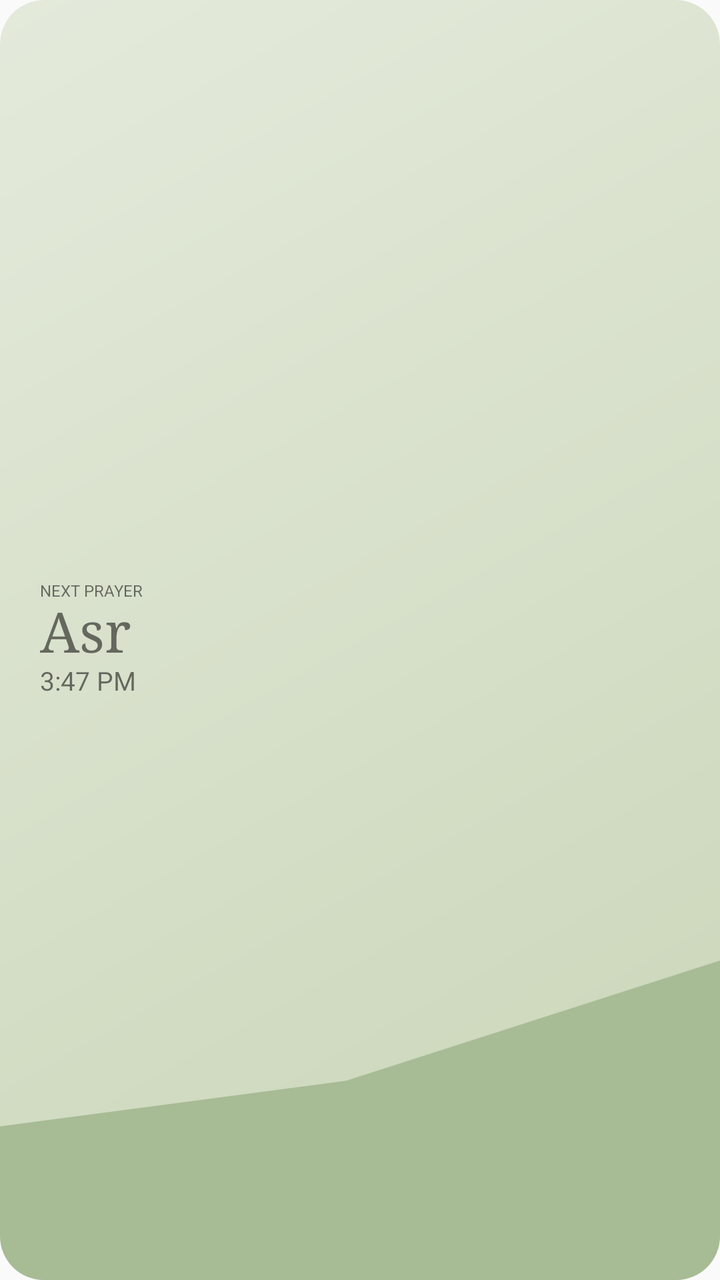
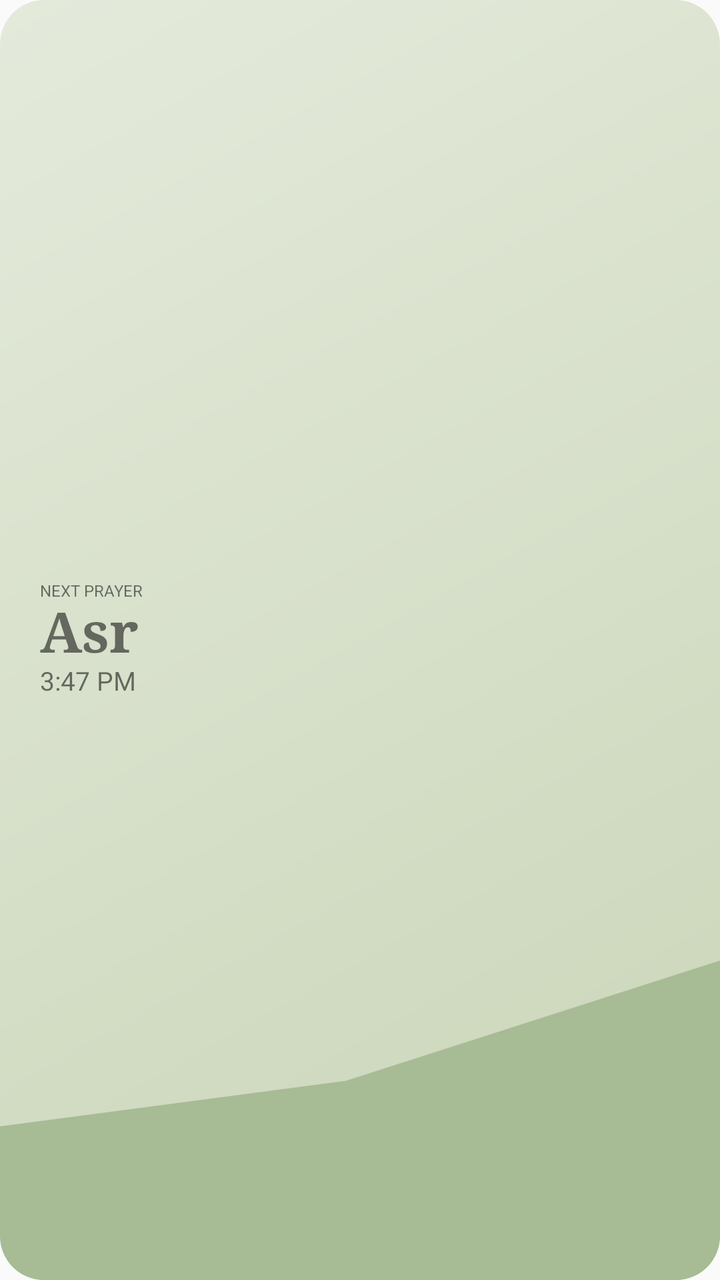

Two renders of the same Android screen: before a commit and after it. Below are the layout's source before the change and the commit's diff.
<!-- AndroidManifest.xml: application theme AppTheme -->
<!-- res/layout/prayer_widget_large.xml -->
<?xml version="1.0" encoding="utf-8"?>
<FrameLayout xmlns:android="http://schemas.android.com/apk/res/android" android:layout_width="match_parent" android:layout_height="match_parent">
 <FrameLayout android:id="@+id/widget_root" android:layout_width="match_parent" android:layout_height="match_parent" android:background="@drawable/widget_asr" android:clipToOutline="true">
  <ImageView android:id="@+id/widget_scene" android:layout_width="match_parent" android:layout_height="match_parent" android:src="@drawable/widget_scene_asr" android:scaleType="centerCrop" android:importantForAccessibility="no" />
  <LinearLayout android:layout_width="match_parent" android:layout_height="match_parent" android:orientation="vertical" android:gravity="start|center_vertical" android:paddingStart="20dp" android:paddingEnd="8dp" android:paddingTop="4dp" android:paddingBottom="4dp">
   <TextView android:id="@+id/widget_label" android:layout_width="match_parent" android:layout_height="wrap_content" android:fontFamily="sans-serif" android:text="NEXT PRAYER" android:gravity="start|center_vertical" android:textSize="8sp" android:includeFontPadding="false" android:maxLines="1" />
   <LinearLayout android:layout_width="match_parent" android:layout_height="wrap_content" android:orientation="horizontal" android:gravity="center_vertical">
    <TextView android:id="@+id/widget_prayer" android:layout_width="wrap_content" android:layout_height="wrap_content" android:layout_marginTop="0dp" android:text="Asr" android:textStyle="normal" android:gravity="start|center_vertical" android:textSize="28sp" android:fontFamily="serif" android:maxLines="1" android:includeFontPadding="false" />
   </LinearLayout>
   <TextView android:id="@+id/widget_time" android:layout_width="match_parent" android:layout_height="wrap_content" android:fontFamily="sans-serif" android:text="3:47 PM" android:gravity="start|center_vertical" android:textSize="13sp" android:maxLines="1" android:includeFontPadding="false" />
   <Chronometer android:id="@+id/widget_countdown" android:layout_width="match_parent" android:layout_height="wrap_content" android:layout_marginTop="0dp" android:textSize="8sp" android:format="In %s" android:visibility="gone" android:maxLines="1" android:includeFontPadding="false" />
   <TextView android:id="@+id/widget_location" android:layout_width="wrap_content" android:layout_height="wrap_content" android:visibility="gone" />
   <TextView android:id="@+id/widget_reflection" android:layout_width="wrap_content" android:layout_height="wrap_content" android:visibility="gone" />
  </LinearLayout>
 </FrameLayout>
</FrameLayout>
<!-- resources referenced by this layout -->
<resources>
  <!-- drawable widget_asr (drawable) -->
  <?xml version="1.0" encoding="utf-8"?>
  <shape xmlns:android="http://schemas.android.com/apk/res/android"><corners android:radius="22dp"/><gradient android:startColor="#E4EADB" android:endColor="#C9D5B7" android:angle="315"/></shape>
  <!-- drawable widget_scene_asr (drawable) -->
  <vector xmlns:android="http://schemas.android.com/apk/res/android" android:width="180dp" android:height="90dp" android:viewportWidth="180" android:viewportHeight="90"><path android:fillColor="#F8F0C9" android:pathData="M150,31a16,16 0,1 0,0 32a16,16 0,1 0,0 -32" /><path android:fillColor="#A7BB95" android:pathData="M0,78L28,77L51,81L89,76L117,67L142,72L180,61L180,90L0,90Z" /></vector>
  <style name="AppTheme" parent="Theme.AppCompat.Light.DarkActionBar">
          
          <item name="colorPrimary">@color/colorPrimary</item>
          <item name="colorPrimaryDark">@color/colorPrimaryDark</item>
          <item name="colorAccent">@color/colorAccent</item>
      </style>
</resources>

<!-- the commit's change to res/layout/prayer_widget_large.xml (unified diff, before → after) -->
@@ -5,7 +5,7 @@
   <LinearLayout android:layout_width="match_parent" android:layout_height="match_parent" android:orientation="vertical" android:gravity="start|center_vertical" android:paddingStart="20dp" android:paddingEnd="8dp" android:paddingTop="4dp" android:paddingBottom="4dp">
    <TextView android:id="@+id/widget_label" android:layout_width="match_parent" android:layout_height="wrap_content" android:fontFamily="sans-serif" android:text="NEXT PRAYER" android:gravity="start|center_vertical" android:textSize="8sp" android:includeFontPadding="false" android:maxLines="1" />
    <LinearLayout android:layout_width="match_parent" android:layout_height="wrap_content" android:orientation="horizontal" android:gravity="center_vertical">
-    <TextView android:id="@+id/widget_prayer" android:layout_width="wrap_content" android:layout_height="wrap_content" android:layout_marginTop="0dp" android:text="Asr" android:textStyle="normal" android:gravity="start|center_vertical" android:textSize="28sp" android:fontFamily="serif" android:maxLines="1" android:includeFontPadding="false" />
+    <TextView android:id="@+id/widget_prayer" android:layout_width="wrap_content" android:layout_height="wrap_content" android:layout_marginTop="0dp" android:text="Asr" android:textStyle="bold" android:gravity="start|center_vertical" android:textSize="28sp" android:fontFamily="serif" android:maxLines="1" android:includeFontPadding="false" />
    </LinearLayout>
    <TextView android:id="@+id/widget_time" android:layout_width="match_parent" android:layout_height="wrap_content" android:fontFamily="sans-serif" android:text="3:47 PM" android:gravity="start|center_vertical" android:textSize="13sp" android:maxLines="1" android:includeFontPadding="false" />
    <Chronometer android:id="@+id/widget_countdown" android:layout_width="match_parent" android:layout_height="wrap_content" android:layout_marginTop="0dp" android:textSize="8sp" android:format="In %s" android:visibility="gone" android:maxLines="1" android:includeFontPadding="false" />
